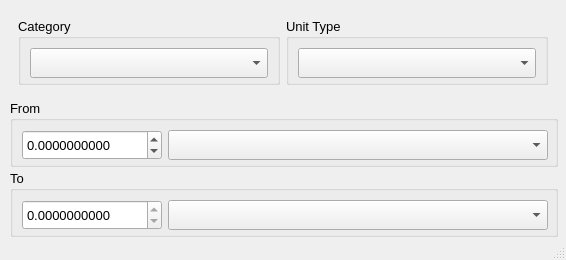
Qt form Modules/UnitConverter/UnitConverter.ui (Ka-CHAZ/MechX) before a commit.
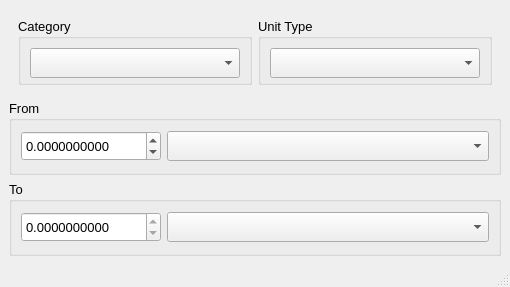
The same form after that commit.

Commit message:
Determinate Beams and Unit Converter Module Updates
Unit Converter: Added Unit Converters, see commit for added unit converters. Updated UI
Determinate Beams: Updated calculation method. Moment diagrams were previously calculated with trapezoidal integration, now use each reaction and load to calculate the moment. Added icons to load and scene buttons for clarity, UI update in progress.

```diff
--- a/Modules/UnitConverter/UnitConverter.ui
+++ b/Modules/UnitConverter/UnitConverter.ui
@@ -9,8 +9,8 @@
    <rect>
     <x>0</x>
     <y>0</y>
-    <width>566</width>
-    <height>260</height>
+    <width>510</width>
+    <height>287</height>
    </rect>
   </property>
   <property name="sizePolicy">
@@ -21,14 +21,14 @@
   </property>
   <property name="minimumSize">
    <size>
-    <width>566</width>
-    <height>260</height>
+    <width>510</width>
+    <height>287</height>
    </size>
   </property>
   <property name="maximumSize">
    <size>
-    <width>566</width>
-    <height>260</height>
+    <width>510</width>
+    <height>287</height>
    </size>
   </property>
   <property name="font">
@@ -53,123 +53,9 @@
    <bool>false</bool>
   </property>
   <widget class="QWidget" name="centralwidget">
-   <widget class="QGroupBox" name="groupBox_2">
-    <property name="geometry">
-     <rect>
-      <x>10</x>
-      <y>170</y>
-      <width>548</width>
-      <height>67</height>
-     </rect>
-    </property>
-    <property name="sizePolicy">
-     <sizepolicy hsizetype="Expanding" vsizetype="Preferred">
-      <horstretch>0</horstretch>
-      <verstretch>0</verstretch>
-     </sizepolicy>
-    </property>
-    <property name="font">
-     <font>
-      <family>Arial</family>
-      <pointsize>10</pointsize>
-     </font>
-    </property>
-    <property name="title">
-     <string>To</string>
-    </property>
-    <layout class="QVBoxLayout" name="verticalLayout_4">
-     <item>
-      <layout class="QHBoxLayout" name="horizontalLayout_5">
-       <item>
-        <widget class="QDoubleSpinBox" name="NUMunit_output">
-         <property name="sizePolicy">
-          <sizepolicy hsizetype="Preferred" vsizetype="Preferred">
-           <horstretch>0</horstretch>
-           <verstretch>0</verstretch>
-          </sizepolicy>
-         </property>
-         <property name="minimumSize">
-          <size>
-           <width>140</width>
-           <height>30</height>
-          </size>
-         </property>
-         <property name="maximumSize">
-          <size>
-           <width>140</width>
-           <height>30</height>
-          </size>
-         </property>
-         <property name="font">
-          <font>
-           <family>Arial</family>
-           <pointsize>10</pointsize>
-          </font>
-         </property>
-         <property name="wrapping">
-          <bool>true</bool>
-         </property>
-         <property name="readOnly">
-          <bool>true</bool>
-         </property>
-         <property name="buttonSymbols">
-          <enum>QAbstractSpinBox::UpDownArrows</enum>
-         </property>
-         <property name="decimals">
-          <number>10</number>
-         </property>
-         <property name="minimum">
-          <double>-99999999999999995164818811802792197885196090803013355167206819763650035712.000000000000000</double>
-         </property>
-         <property name="maximum">
-          <double>99999999999999995164818811802792197885196090803013355167206819763650035712.000000000000000</double>
-         </property>
-        </widget>
-       </item>
-       <item>
-        <widget class="QComboBox" name="units_to">
-         <property name="sizePolicy">
-          <sizepolicy hsizetype="Preferred" vsizetype="Preferred">
-           <horstretch>0</horstretch>
-           <verstretch>0</verstretch>
-          </sizepolicy>
-         </property>
-         <property name="minimumSize">
-          <size>
-           <width>380</width>
-           <height>30</height>
-          </size>
-         </property>
-         <property name="maximumSize">
-          <size>
-           <width>380</width>
-           <height>30</height>
-          </size>
-         </property>
-         <property name="font">
-          <font>
-           <family>Arial</family>
-           <pointsize>10</pointsize>
-          </font>
-         </property>
-         <property name="maxVisibleItems">
-          <number>20</number>
-         </property>
-        </widget>
-       </item>
-      </layout>
-     </item>
-    </layout>
-   </widget>
+   <layout class="QGridLayout" name="gridLayout">
+    <item row="0" column="0">
    <widget class="QFrame" name="frame">
-    <property name="geometry">
-     <rect>
-      <x>9</x>
-      <y>9</y>
-      <width>548</width>
-      <height>85</height>
-     </rect>
-    </property>
     <property name="sizePolicy">
      <sizepolicy hsizetype="Expanding" vsizetype="Preferred">
       <horstretch>0</horstretch>
@@ -331,17 +217,11 @@
      </item>
     </layout>
    </widget>
+    </item>
+    <item row="1" column="0">
    <widget class="QGroupBox" name="groupBox">
-    <property name="geometry">
-     <rect>
-      <x>10</x>
-      <y>100</y>
-      <width>548</width>
-      <height>67</height>
-     </rect>
-    </property>
     <property name="sizePolicy">
-     <sizepolicy hsizetype="Expanding" vsizetype="Expanding">
+       <sizepolicy hsizetype="Expanding" vsizetype="Preferred">
       <horstretch>0</horstretch>
       <verstretch>0</verstretch>
      </sizepolicy>
@@ -355,8 +235,6 @@
     <property name="title">
      <string>From</string>
     </property>
-    <layout class="QVBoxLayout" name="verticalLayout">
-     <item>
       <layout class="QHBoxLayout" name="horizontalLayout">
        <item>
         <widget class="QDoubleSpinBox" name="NUMunit_input">
@@ -368,7 +246,7 @@
          </property>
          <property name="minimumSize">
           <size>
-           <width>140</width>
+           <width>0</width>
            <height>30</height>
           </size>
          </property>
@@ -408,7 +286,7 @@
          </property>
          <property name="minimumSize">
           <size>
-           <width>380</width>
+           <width>0</width>
            <height>30</height>
           </size>
          </property>
@@ -430,9 +308,107 @@
         </widget>
        </item>
       </layout>
-     </item>
-    </layout>
-   </widget>
+     </widget>
+    </item>
+    <item row="2" column="0">
+     <widget class="QGroupBox" name="groupBox_2">
+      <property name="sizePolicy">
+       <sizepolicy hsizetype="Expanding" vsizetype="Preferred">
+        <horstretch>0</horstretch>
+        <verstretch>0</verstretch>
+       </sizepolicy>
+      </property>
+      <property name="font">
+       <font>
+        <family>Arial</family>
+        <pointsize>10</pointsize>
+       </font>
+      </property>
+      <property name="title">
+       <string>To</string>
+      </property>
+      <layout class="QHBoxLayout" name="horizontalLayout_2">
+       <item>
+        <widget class="QDoubleSpinBox" name="NUMunit_output">
+         <property name="sizePolicy">
+          <sizepolicy hsizetype="Preferred" vsizetype="Preferred">
+           <horstretch>0</horstretch>
+           <verstretch>0</verstretch>
+          </sizepolicy>
+         </property>
+         <property name="minimumSize">
+          <size>
+           <width>0</width>
+           <height>30</height>
+          </size>
+         </property>
+         <property name="maximumSize">
+          <size>
+           <width>140</width>
+           <height>30</height>
+          </size>
+         </property>
+         <property name="font">
+          <font>
+           <family>Arial</family>
+           <pointsize>10</pointsize>
+          </font>
+         </property>
+         <property name="wrapping">
+          <bool>true</bool>
+         </property>
+         <property name="readOnly">
+          <bool>true</bool>
+         </property>
+         <property name="buttonSymbols">
+          <enum>QAbstractSpinBox::UpDownArrows</enum>
+         </property>
+         <property name="decimals">
+          <number>10</number>
+         </property>
+         <property name="minimum">
+          <double>-99999999999999995164818811802792197885196090803013355167206819763650035712.000000000000000</double>
+         </property>
+         <property name="maximum">
+          <double>99999999999999995164818811802792197885196090803013355167206819763650035712.000000000000000</double>
+         </property>
+        </widget>
+       </item>
+       <item>
+        <widget class="QComboBox" name="units_to">
+         <property name="sizePolicy">
+          <sizepolicy hsizetype="Preferred" vsizetype="Preferred">
+           <horstretch>0</horstretch>
+           <verstretch>0</verstretch>
+          </sizepolicy>
+         </property>
+         <property name="minimumSize">
+          <size>
+           <width>0</width>
+           <height>30</height>
+          </size>
+         </property>
+         <property name="maximumSize">
+          <size>
+           <width>380</width>
+           <height>30</height>
+          </size>
+         </property>
+         <property name="font">
+          <font>
+           <family>Arial</family>
+           <pointsize>10</pointsize>
+          </font>
+         </property>
+         <property name="maxVisibleItems">
+          <number>20</number>
+         </property>
+        </widget>
+       </item>
+      </layout>
+     </widget>
+    </item>
+   </layout>
   </widget>
   <widget class="QStatusBar" name="statusbar"/>
   <widget class="QMenuBar" name="menubar">
```
Left out of the diff: 8 changed lines with no effect on the pictures. Lines whose indentation alone changed are shown as unchanged. The commit also changes 47 other files.
